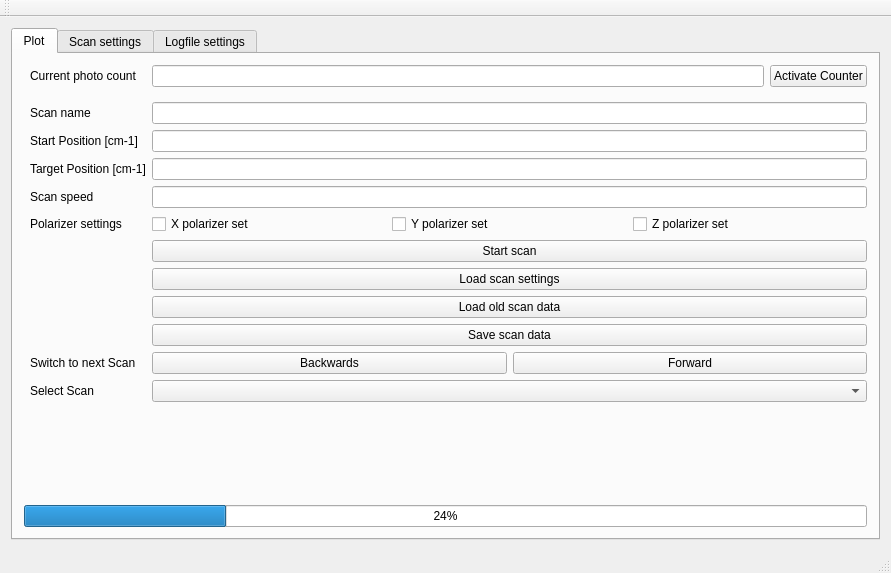
This is mainwindow.ui in anates/Spectro as Qt 5 draws it before an edit. The edited form follows.
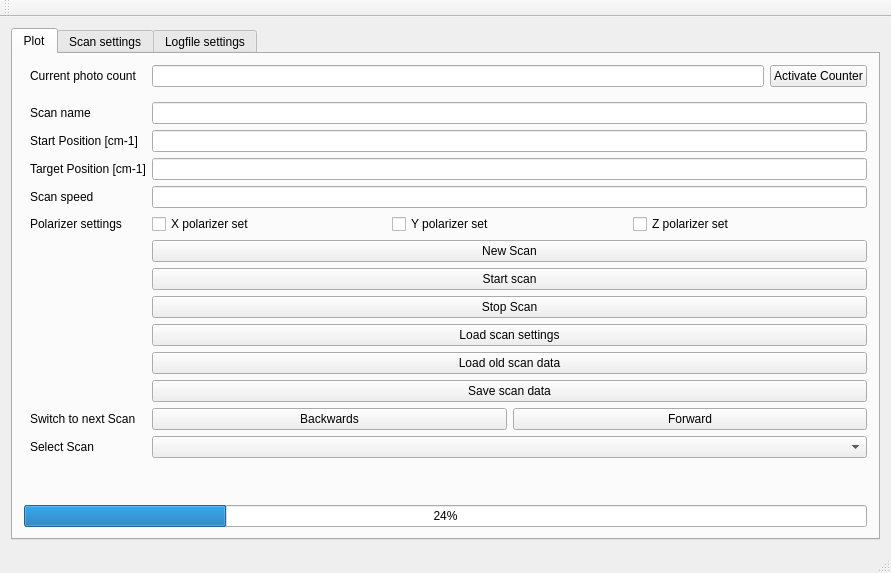
This is the edited form. Custom widgets are drawn as their Qt base class.

```diff
--- a/mainwindow.ui
+++ b/mainwindow.ui
@@ -97,28 +97,28 @@
               </item>
              </layout>
             </item>
-            <item row="7" column="1">
+            <item row="8" column="1">
              <widget class="QPushButton" name="scanButton">
               <property name="text">
                <string>Start scan</string>
               </property>
              </widget>
             </item>
-            <item row="8" column="1">
+            <item row="10" column="1">
              <widget class="QPushButton" name="loadSettingsButton">
               <property name="text">
                <string>Load scan settings</string>
               </property>
              </widget>
             </item>
-            <item row="9" column="1">
+            <item row="11" column="1">
              <widget class="QPushButton" name="loadGenericButton">
               <property name="text">
                <string>Load old scan data</string>
               </property>
              </widget>
             </item>
-            <item row="11" column="1">
+            <item row="13" column="1">
              <layout class="QHBoxLayout" name="horizontalLayout">
               <item>
                <widget class="QPushButton" name="LastScan">
@@ -136,17 +136,17 @@
               </item>
              </layout>
             </item>
-            <item row="11" column="0">
+            <item row="13" column="0">
              <widget class="QLabel" name="ChooseScanLabel">
               <property name="text">
                <string>Switch to next Scan</string>
               </property>
              </widget>
             </item>
-            <item row="12" column="1">
+            <item row="14" column="1">
              <widget class="QComboBox" name="selectScanBox"/>
             </item>
-            <item row="12" column="0">
+            <item row="14" column="0">
              <widget class="QLabel" name="selectScanLabel">
               <property name="text">
                <string>Select Scan</string>
@@ -163,7 +163,7 @@
               </property>
              </widget>
             </item>
-            <item row="10" column="1">
+            <item row="12" column="1">
              <widget class="QPushButton" name="saveScan">
               <property name="text">
                <string>Save scan data</string>
@@ -198,6 +198,20 @@
               </item>
              </layout>
             </item>
+            <item row="7" column="1">
+             <widget class="QPushButton" name="newScan">
+              <property name="text">
+               <string>New Scan</string>
+              </property>
+             </widget>
+            </item>
+            <item row="9" column="1">
+             <widget class="QPushButton" name="stopScan">
+              <property name="text">
+               <string>Stop Scan</string>
+              </property>
+             </widget>
+            </item>
            </layout>
           </item>
          </layout>
```
